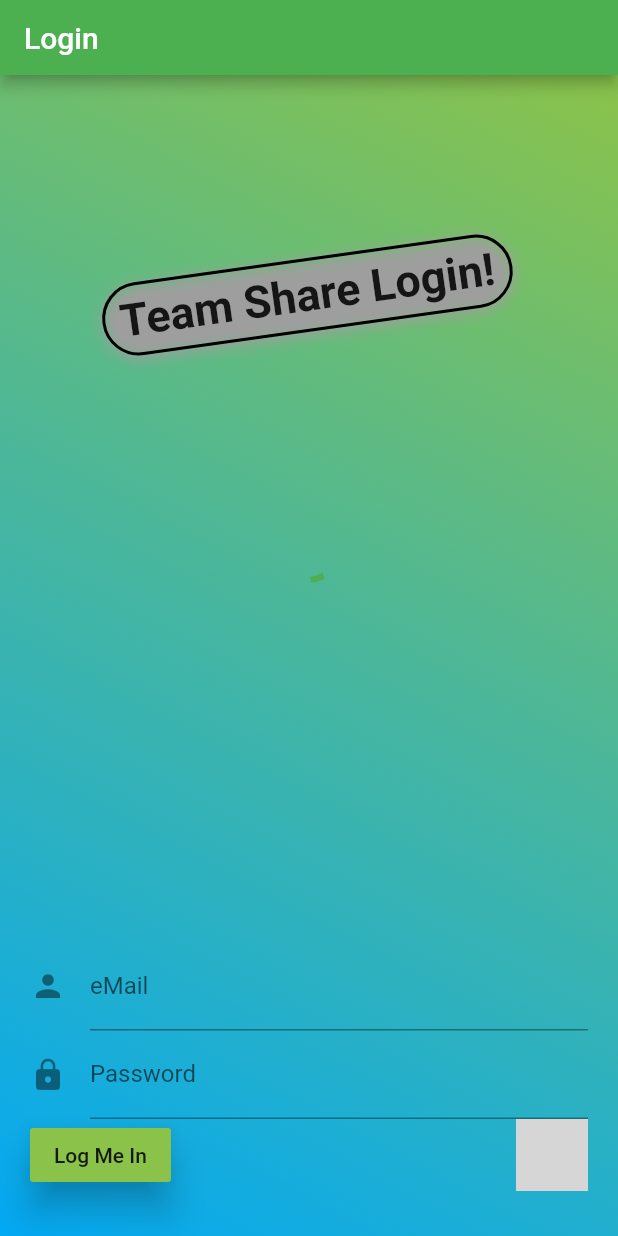
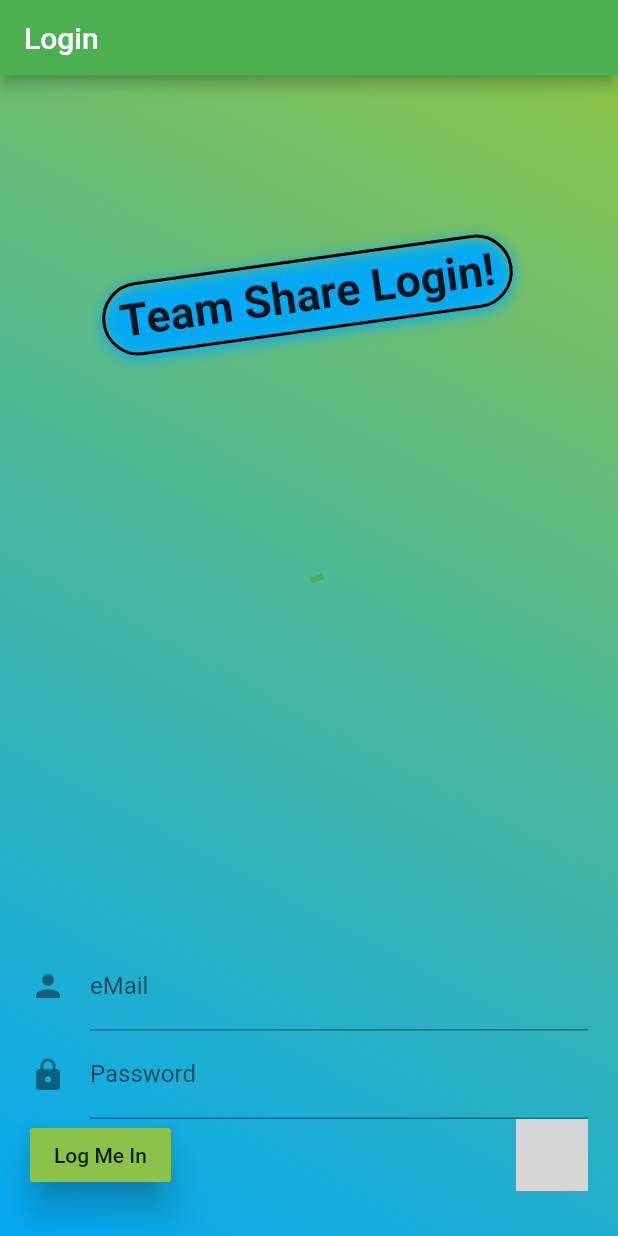
Before and after one commit to Asafvm/project_ts_2020, a Flutter app: the screen it shows after launch, on a phone screen of 412 x 824 dp. Run offline on Flutter 3.47's test engine with Material 2 defaults, Android fonts, the phone set to English and light mode, and no system bars; our stand-ins replace cloud_firestore, cloud_functions, file_picker; missing offline and left inert: flutter_auth_buttons, flutter_pdfview, positioned_tap_detector; accounts and stored records are empty; grey boxes are pictures that could not be loaded.

Commit message:
stuff happened

```diff
--- a/lib/screens/login_screen.dart
+++ b/lib/screens/login_screen.dart
@@ -1,3 +1,4 @@
+import 'dart:convert';
 import 'dart:math';
 
 import 'package:flutter/material.dart';
@@ -38,7 +39,7 @@ class LoginScreen extends StatelessWidget {
                         boxShadow: [
                           BoxShadow(
                               blurRadius: 8,
-                              color: Colors.grey,
+                              color: Colors.lightBlue,
                               offset: Offset(0, 2))
                         ]),
                     child: Text(
@@ -134,6 +135,6 @@ class _AuthFormState extends State<AuthForm> {
 
 
     //skip for now
-    Navigator.of(context).pushReplacementNamed(MainScreen.routeName);
+    //Navigator.of(context).pushReplacementNamed(MainScreen.routeName);
   }
 }
```
Also changed, not shown: lib/providers/firebase_auth.dart (+18 -0 lines), 2 other files.
